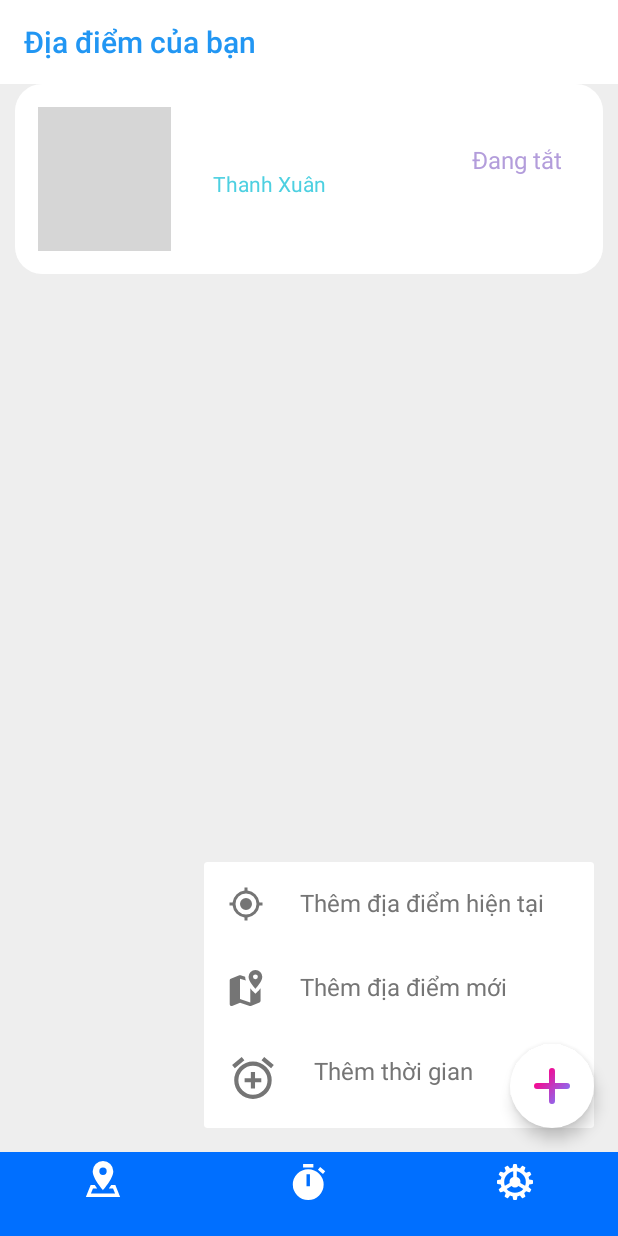
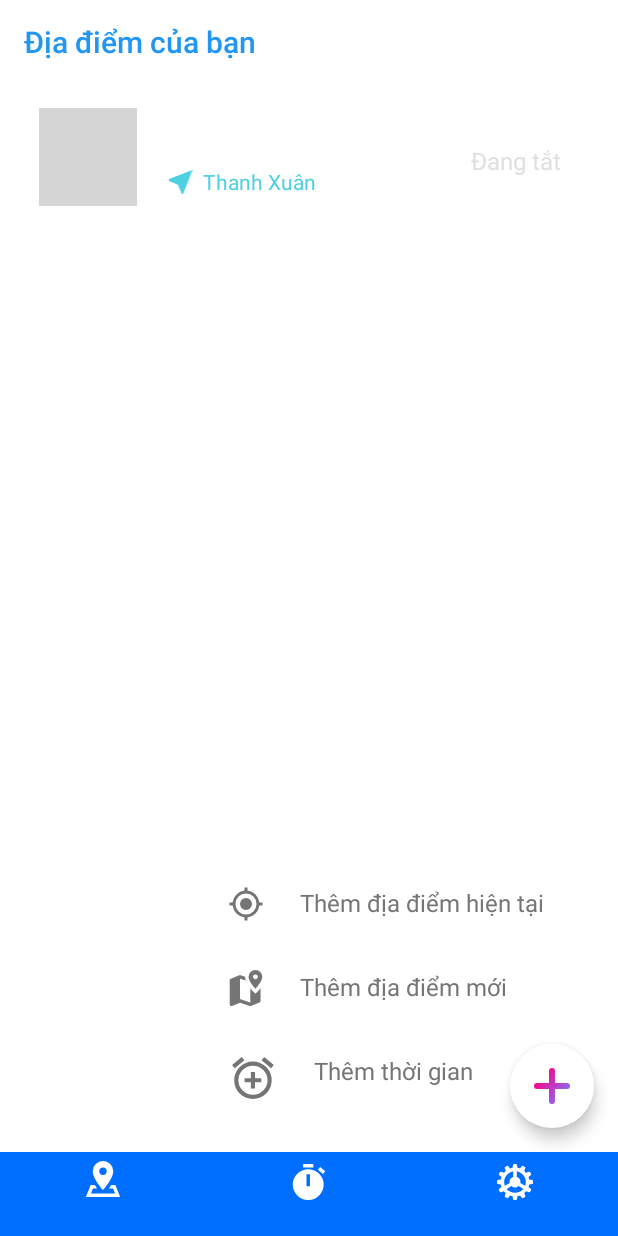
Before and after one commit to thanhle1547/CSE441-LTDD_Team4, an Android app: the fragment TimeFragment placed in its activity, on a phone screen of 412 x 824 dp. Run offline under Robolectric (Android 15) with nearby library versions, the phone set to English and light mode, and no system bars; libraries missing offline, so code that uses them is left out: com.gordonwong.materialsheetfab; plain views replace DimOverlayFrameLayout, RevealLinearLayout; 2 statements that could not run were skipped; grey boxes are pictures that could not be loaded.

Commit message:
Modified location layout
Added ripple effect on location list item

```diff
--- a/source/app/src/main/java/com/example/devicesilencingapp/adapters/AdapterLocation.java
+++ b/source/app/src/main/java/com/example/devicesilencingapp/adapters/AdapterLocation.java
@@ -42,7 +42,13 @@ public class AdapterLocation extends ArrayAdapter<UserLocationModel> {
         TextView tv_tdd = (TextView) convertView.findViewById(R.id.tv_location_label);
         TextView tv_dd = (TextView) convertView.findViewById(R.id.tv_address);
         ImageView img = (ImageView) convertView.findViewById(R.id.iv_subject);
-        tv_trangthai.setText(context.getString(mdl.getStatus() ? R.string.is_on : R.string.is_off));
+        if (mdl.getStatus()) {
+            tv_trangthai.setText(context.getString(R.string.is_on));
+            tv_trangthai.setTextColor(context.getResources().getColor(R.color.deep_purple_300));
+        } else {
+            tv_trangthai.setText(context.getString(R.string.is_off));
+            tv_trangthai.setTextColor(context.getResources().getColor(R.color.grey_300));
+        }
         tv_tdd.setText(mdl.getName());
         tv_dd.setText(mdl.getAddress());
         img.setImageResource(mdl.getLabel());
--- a/source/app/src/main/res/drawable/bkg_ic_rounded_rect.xml
+++ b/source/app/src/main/res/drawable/bkg_ic_rounded_rect.xml
@@ -1,6 +1,6 @@
 <?xml version="1.0" encoding="utf-8"?>
 <shape xmlns:android="http://schemas.android.com/apk/res/android"
     android:shape="rectangle">
-    <solid android:color="@color/grey_100"/>
+    <solid android:color="#E5DFF6F9"/>
     <corners android:radius="25dp"/>
 </shape>
--- a/source/app/src/main/res/drawable/bkg_item_rounded_rect.xml
+++ b/source/app/src/main/res/drawable/bkg_item_rounded_rect.xml
@@ -1,6 +1,10 @@
 <?xml version="1.0" encoding="utf-8"?>
-<shape xmlns:android="http://schemas.android.com/apk/res/android"
-    android:shape="rectangle">
-    <solid android:color="@color/white"/>
-    <corners android:radius="18dp"/>
-</shape>
+<ripple xmlns:android="http://schemas.android.com/apk/res/android"
+    android:color="#5B18FFFF">
+    <item>
+        <shape android:shape="rectangle">
+            <solid android:color="@color/white"/>
+            <corners android:radius="18dp"/>
+        </shape>
+    </item>
+</ripple>
--- a/source/app/src/main/res/layout/fragment_location_list.xml
+++ b/source/app/src/main/res/layout/fragment_location_list.xml
@@ -1,8 +1,7 @@
 <?xml version="1.0" encoding="utf-8"?>
 <RelativeLayout xmlns:android="http://schemas.android.com/apk/res/android"
     xmlns:app="http://schemas.android.com/apk/res-auto"
-    android:layout_width="match_parent" android:layout_height="match_parent"
-    android:background="@color/grey_200">
+    android:layout_width="match_parent" android:layout_height="match_parent">
     <ListView
         android:id="@+id/lv_location"
         android:layout_width="wrap_content"
@@ -10,5 +9,7 @@
         android:divider="@android:color/transparent"
         android:dividerHeight="15dp"
         android:paddingLeft="10dp"
-        android:paddingRight="10dp"/>
+        android:paddingRight="10dp"
+        android:paddingBottom="56dp"
+        android:clipToPadding="false"/>
 </RelativeLayout>
--- a/source/app/src/main/res/layout/list_item_location.xml
+++ b/source/app/src/main/res/layout/list_item_location.xml
@@ -4,15 +4,17 @@
     xmlns:tools="http://schemas.android.com/tools"
     android:layout_width="match_parent"
     android:layout_height="wrap_content"
-    android:padding="15dp"
+    android:padding="16dp"
     android:background="@drawable/bkg_item_rounded_rect">
 
     <ImageView
-        android:id="@+id/ic_bkg"
+        android:id="@+id/iv_subject"
         android:layout_width="65dp"
         android:layout_height="65dp"
-        android:src="@drawable/bkg_ic_rounded_rect"
-        android:layout_marginStart="8dp"
+        app:srcCompat="@drawable/ic_marker"
+        tools:ignore="VectorDrawableCompat"
+        android:scaleType="centerInside"
+        android:background="@drawable/bkg_ic_rounded_rect"
         app:layout_constraintBottom_toBottomOf="parent"
         app:layout_constraintEnd_toEndOf="parent"
         app:layout_constraintHorizontal_bias="0.0"
@@ -20,39 +22,34 @@
         app:layout_constraintTop_toTopOf="@+id/tv_location_label"
         app:layout_constraintVertical_bias="0.5" />
 
-    <ImageView
-        android:id="@+id/iv_subject"
-        android:layout_width="wrap_content"
-        android:layout_height="wrap_content"
-        app:layout_constraintBottom_toBottomOf="@+id/ic_bkg"
-        app:layout_constraintEnd_toEndOf="@+id/ic_bkg"
-        app:layout_constraintStart_toStartOf="@+id/ic_bkg"
-        app:layout_constraintTop_toTopOf="@+id/ic_bkg"
-        app:srcCompat="@drawable/ic_marker"
-        tools:ignore="VectorDrawableCompat" />
-
     <TextView
         android:id="@+id/tv_location_label"
         android:layout_width="wrap_content"
         android:maxWidth="150dp"
         android:layout_height="wrap_content"
+        android:layout_marginStart="20dp"
         android:text="Nhãn địa điểm"
         android:textColor="@color/blue_grey_500"
-        android:textSize="22sp"
+        android:textSize="20sp"
+        android:fontFamily="sans-serif-medium"
         app:layout_constraintEnd_toEndOf="parent"
-        app:layout_constraintHorizontal_bias="0.165"
-        app:layout_constraintStart_toEndOf="@+id/ic_bkg"
+        app:layout_constraintHorizontal_bias="0.0"
+        app:layout_constraintStart_toEndOf="@+id/iv_subject"
         app:layout_constraintTop_toTopOf="parent" />
 
     <ImageView
         android:id="@+id/ic_near_me"
         android:layout_width="wrap_content"
         android:layout_height="16dp"
-        android:layout_marginTop="1dp"
+        android:layout_marginStart="20dp"
+        android:layout_marginTop="14dp"
+        app:layout_constraintBottom_toBottomOf="parent"
         app:layout_constraintEnd_toEndOf="parent"
-        app:layout_constraintHorizontal_bias="0.088"
-        app:layout_constraintStart_toEndOf="@+id/ic_bkg"
-        app:layout_constraintTop_toTopOf="@+id/tv_address"
+        app:layout_constraintHorizontal_bias="0.0"
+        app:layout_constraintStart_toEndOf="@+id/iv_subject"
+        app:layout_constraintTop_toBottomOf="@+id/tv_location_label"
+        app:layout_constraintVertical_bias="0.0"
+        android:src="@drawable/ic_near_me"
         app:srcCompat="@drawable/ic_near_me"
         tools:ignore="VectorDrawableCompat" />
 
@@ -63,7 +60,7 @@
         android:layout_height="wrap_content"
         android:text="Thanh Xuân"
         android:textColor="@color/cyan_300"
-        android:layout_marginStart="18dp"
+        android:layout_marginStart="6dp"
         android:layout_marginTop="12dp"
         app:layout_constraintEnd_toEndOf="parent"
         app:layout_constraintHorizontal_bias="0.0"
--- a/source/app/src/main/res/values/colors.xml
+++ b/source/app/src/main/res/values/colors.xml
@@ -11,7 +11,10 @@
     <color name="green_500">#4CAF50</color>
     <color name="grey_100">#FAFAFA</color>
     <color name="grey_200">#EEEEEE</color>
+    <color name="grey_300">#E0E0E0</color>
+    <color name="grey_400">#BDBDBD</color>
     <color name="grey_600">#757575</color>
+    <color name="red_400">#EF5350</color>
     <color name="red_600">#E53935</color>
     <color name="white">#FFFFFF</color>
     <color name="pink">#BA68C8</color>
@@ -20,6 +23,4 @@
     <color name="disable_foreground_grey">#42221f1f</color>
     <color name="disable_thumb_grey">#1c000000</color>
     <color name="enable_thumb_grey">#46bdbf</color>
-    <color name="grey_400">#BDBDBD</color>
-    <color name="red_400">#EF5350</color>
 </resources>
```
Also changed, not shown: source/app/src/main/res/animator/state_ripple_button.xml (added, +24 -0 lines), source/app/src/main/res/layout/clickitemlocation.xml (+6 -2 lines), 1 other file.
